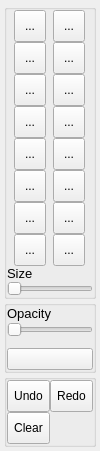
Above: src/plugins/rv-packages/annotate/drawpane.ui from rogernelson/OpenRV before the change. Below: the same form after it.
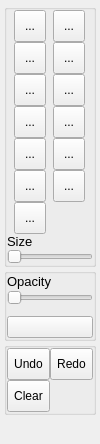
That is the form after the change.

Commit message:
feat(annotate): Remove stamp brush draw modes from UI
Marker (Stamp), Airbrush Stamp, and Glow (Additive Stamp) are not ready
for the initial PR. Remove their DrawMode declarations, initialisers,
_drawModes registration, button fields, findChild calls, and drawpane.ui
button entries. The underlying stamp rendering infrastructure
(StampPath, BrushTextureManager, GPU renderer) is retained.

The edit to the form file:
```diff
--- a/src/plugins/rv-packages/annotate/drawpane.ui
+++ b/src/plugins/rv-packages/annotate/drawpane.ui
@@ -421,99 +421,6 @@
           </property>
          </widget>
         </item>
-        <item row="7" column="2">
-         <widget class="QToolButton" name="cloneButton">
-          <property name="minimumSize">
-           <size>
-            <width>32</width>
-            <height>32</height>
-           </size>
-          </property>
-          <property name="text">
-           <string>...</string>
-          </property>
-          <property name="iconSize">
-           <size>
-            <width>32</width>
-            <height>32</height>
-           </size>
-          </property>
-          <property name="checkable">
-           <bool>true</bool>
-          </property>
-          <property name="autoExclusive">
-           <bool>true</bool>
-          </property>
-          <property name="toolButtonStyle">
-           <enum>Qt::ToolButtonIconOnly</enum>
-          </property>
-          <property name="tbstyle" stdset="0">
-           <string>palette</string>
-          </property>
-         </widget>
-        </item>
-        <item row="7" column="1">
-         <widget class="QToolButton" name="smudgeButton">
-          <property name="minimumSize">
-           <size>
-            <width>32</width>
-            <height>32</height>
-           </size>
-          </property>
-          <property name="text">
-           <string>...</string>
-          </property>
-          <property name="iconSize">
-           <size>
-            <width>32</width>
-            <height>32</height>
-           </size>
-          </property>
-          <property name="checkable">
-           <bool>true</bool>
-          </property>
-          <property name="autoExclusive">
-           <bool>true</bool>
-          </property>
-          <property name="toolButtonStyle">
-           <enum>Qt::ToolButtonIconOnly</enum>
-          </property>
-          <property name="tbstyle" stdset="0">
-           <string>palette</string>
-          </property>
-         </widget>
-        </item>
-        <item row="8" column="2">
-         <widget class="QToolButton" name="glowButton">
-          <property name="minimumSize">
-           <size>
-            <width>32</width>
-            <height>32</height>
-           </size>
-          </property>
-          <property name="text">
-           <string>...</string>
-          </property>
-          <property name="iconSize">
-           <size>
-            <width>32</width>
-            <height>32</height>
-           </size>
-          </property>
-          <property name="checkable">
-           <bool>true</bool>
-          </property>
-          <property name="autoExclusive">
-           <bool>true</bool>
-          </property>
-          <property name="toolButtonStyle">
-           <enum>Qt::ToolButtonIconOnly</enum>
-          </property>
-          <property name="tbstyle" stdset="0">
-           <string>palette</string>
-          </property>
-         </widget>
-        </item>
         <item row="3" column="1">
          <widget class="QToolButton" name="rectButton">
           <property name="minimumSize">
```
The commit also changes 1 other file.
